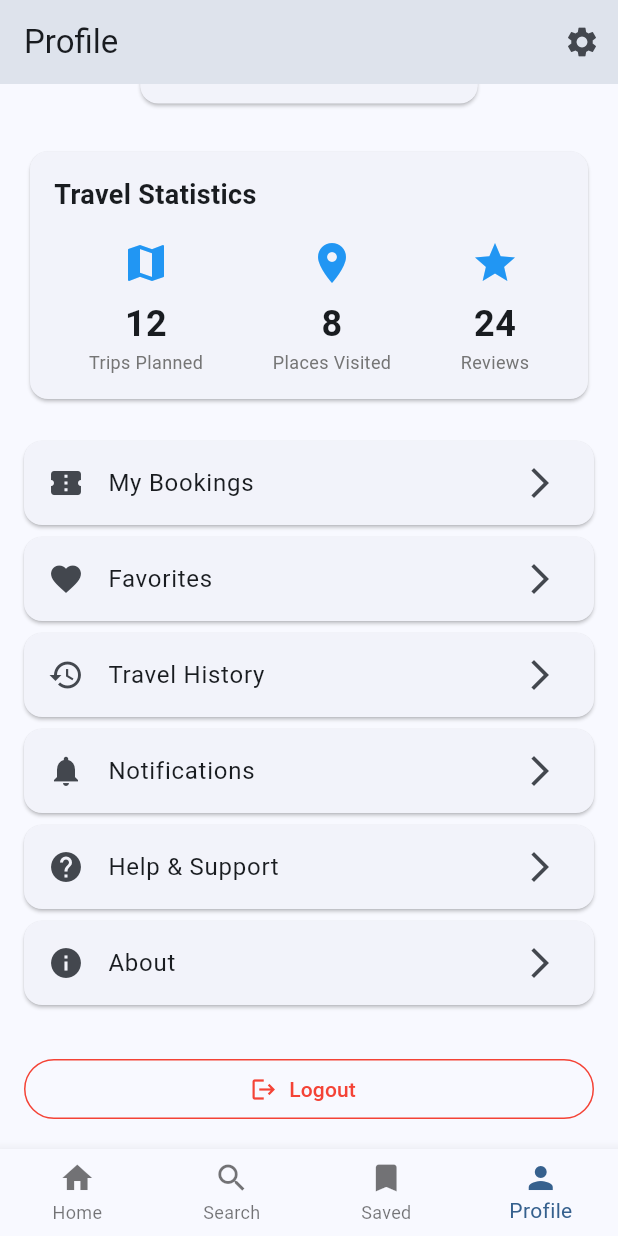
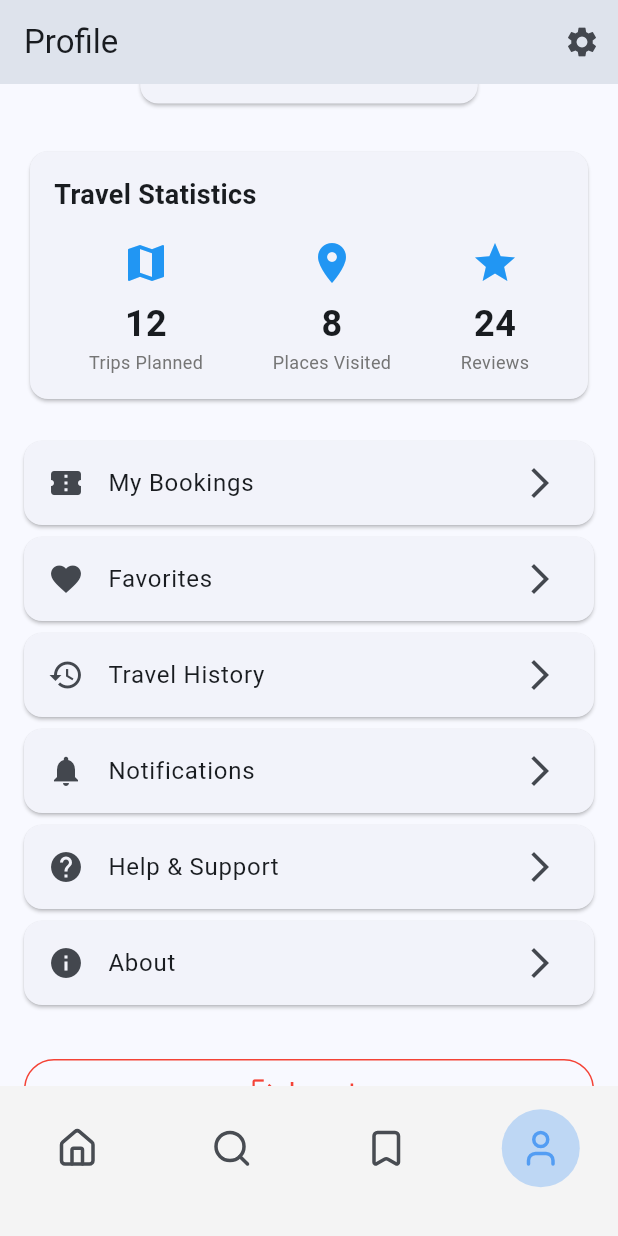
Before and after one commit to hazz01/Loka, a Flutter app: the screen it shows after launch, item 4 of the bottom bar chosen, scrolled down 300 dp, on a phone screen of 412 x 824 dp. Run offline on Flutter 3.47's test engine with Material 3 defaults, Android fonts, the light colour scheme and no system bars; our stand-ins replace flutter_riverpod, go_router, infinite_scroll_pagination, lucide_icons_flutter; network calls fail.

Commit message:
feat: :art: Improve navbar desain

```diff
--- a/lib/routing/app_router.dart
+++ b/lib/routing/app_router.dart
@@ -1,5 +1,6 @@
 import 'package:flutter/material.dart';
 import 'package:go_router/go_router.dart';
+import 'package:lucide_icons_flutter/lucide_icons.dart';
 
 // Feature imports
 import '../features/home/pages/home_page.dart';
@@ -37,7 +38,8 @@ class AppRouter {
                     path: 'detail/:destinationId',
                     name: 'detail',
                     builder: (context, state) {
-                      final destinationId = state.pathParameters['destinationId']!;
+                      final destinationId =
+                          state.pathParameters['destinationId']!;
                       return DetailComponentPage(destinationId: destinationId);
                     },
                     routes: [
@@ -45,7 +47,8 @@ class AppRouter {
                         path: 'virtual-tour',
                         name: 'virtual-tour',
                         builder: (context, state) {
-                          final destinationId = state.pathParameters['destinationId']!;
+                          final destinationId =
+                              state.pathParameters['destinationId']!;
                           return VirtualTourPage(destinationId: destinationId);
                         },
                       ),
@@ -53,7 +56,8 @@ class AppRouter {
                         path: 'booking',
                         name: 'booking',
                         builder: (context, state) {
-                          final destinationId = state.pathParameters['destinationId']!;
+                          final destinationId =
+                              state.pathParameters['destinationId']!;
                           return BookingTiketPage(destinationId: destinationId);
                         },
                       ),
@@ -67,12 +71,14 @@ class AppRouter {
                       GoRoute(
                         path: 'provinsi',
                         name: 'kategori-provinsi',
-                        builder: (context, state) => const KategoriProvinsiPage(),
+                        builder: (context, state) =>
+                            const KategoriProvinsiPage(),
                       ),
                       GoRoute(
                         path: 'greater-city',
                         name: 'kategori-greater-city',
-                        builder: (context, state) => const KategoriGreaterCityPage(),
+                        builder: (context, state) =>
+                            const KategoriGreaterCityPage(),
                       ),
                       GoRoute(
                         path: 'city',
@@ -133,40 +139,95 @@ class AppRouter {
 
 // Bottom Navigation Bar Widget
 class ScaffoldWithNavBar extends StatelessWidget {
-  const ScaffoldWithNavBar({
-    required this.navigationShell,
-    super.key,
-  });
+  const ScaffoldWithNavBar({required this.navigationShell, super.key});
 
   final StatefulNavigationShell navigationShell;
 
   @override
   Widget build(BuildContext context) {
+    final screenWidth = MediaQuery.of(context).size.width;
+    final isTablet = screenWidth > 600;
+    final isLargeScreen = screenWidth > 900;
+
+    // Responsive sizing
+    final navBarHeight = isTablet ? 110.0 : (isLargeScreen ? 120.0 : 100.0);
+    final iconPadding = isTablet ? 16.0 : (isLargeScreen ? 20.0 : 12.0);
+    final iconSize = isTablet ? 32.0 : (isLargeScreen ? 36.0 : 28.0);
+    final fontSize = isTablet ? 14.0 : (isLargeScreen ? 16.0 : 12.0);
+
     return Scaffold(
       body: navigationShell,
-      bottomNavigationBar: BottomNavigationBar(
+      bottomNavigationBar: Container(
+        height: navBarHeight,
+        decoration: const BoxDecoration(color: Color(0xFFF4F4F4)),
+        child: SafeArea(
+          child: BottomNavigationBar(
+            backgroundColor: const Color(0xFFF4F4F4),
             type: BottomNavigationBarType.fixed,
+            elevation: 0,
             currentIndex: navigationShell.currentIndex,
             onTap: (index) => navigationShell.goBranch(index),
-        items: const [
-          BottomNavigationBarItem(
-            icon: Icon(Icons.home),
-            label: 'Home',
+            selectedItemColor: const Color(0xFF539DF3),
+            unselectedItemColor: const Color(0xFF484C52),
+            iconSize: iconSize,
+            selectedLabelStyle: TextStyle(
+              fontSize: fontSize,
+              fontWeight: FontWeight.w500,
             ),
-          BottomNavigationBarItem(
-            icon: Icon(Icons.search),
-            label: 'Search',
+            unselectedLabelStyle: TextStyle(fontSize: fontSize),
+            items: [
+              _buildNavBarItem(
+                icon: LucideIcons.house,
+                isActive: navigationShell.currentIndex == 0,
+                padding: iconPadding,
+                label: isLargeScreen ? 'Home' : '',
               ),
-          BottomNavigationBarItem(
-            icon: Icon(Icons.bookmark),
-            label: 'Saved',
+              _buildNavBarItem(
+                icon: LucideIcons.search,
+                isActive: navigationShell.currentIndex == 1,
+                padding: iconPadding,
+                label: isLargeScreen ? 'Search' : '',
               ),
-          BottomNavigationBarItem(
-            icon: Icon(Icons.person),
-            label: 'Profile',
+              _buildNavBarItem(
+                icon: LucideIcons.bookmark,
+                isActive: navigationShell.currentIndex == 2,
+                padding: iconPadding,
+                label: isLargeScreen ? 'Saved' : '',
+              ),
+              _buildNavBarItem(
+                icon: LucideIcons.user,
+                isActive: navigationShell.currentIndex == 3,
+                padding: iconPadding,
+                label: isLargeScreen ? 'Profile' : '',
               ),
             ],
           ),
+        ),
+      ),
+    );
+  }
+
+  BottomNavigationBarItem _buildNavBarItem({
+    required IconData icon,
+    required bool isActive,
+    required double padding,
+    required String label,
+  }) {
+    final iconWidget = Container(
+      padding: EdgeInsets.all(padding),
+      decoration: isActive
+          ? const BoxDecoration(
+              color: Color(0xFFBED7F4),
+              shape: BoxShape.circle,
+            )
+          : null,
+      child: Icon(icon),
+    );
+
+    return BottomNavigationBarItem(
+      icon: iconWidget,
+      activeIcon: iconWidget,
+      label: label,
     );
   }
 }
```
Lines whose indentation alone changed are shown as unchanged.
